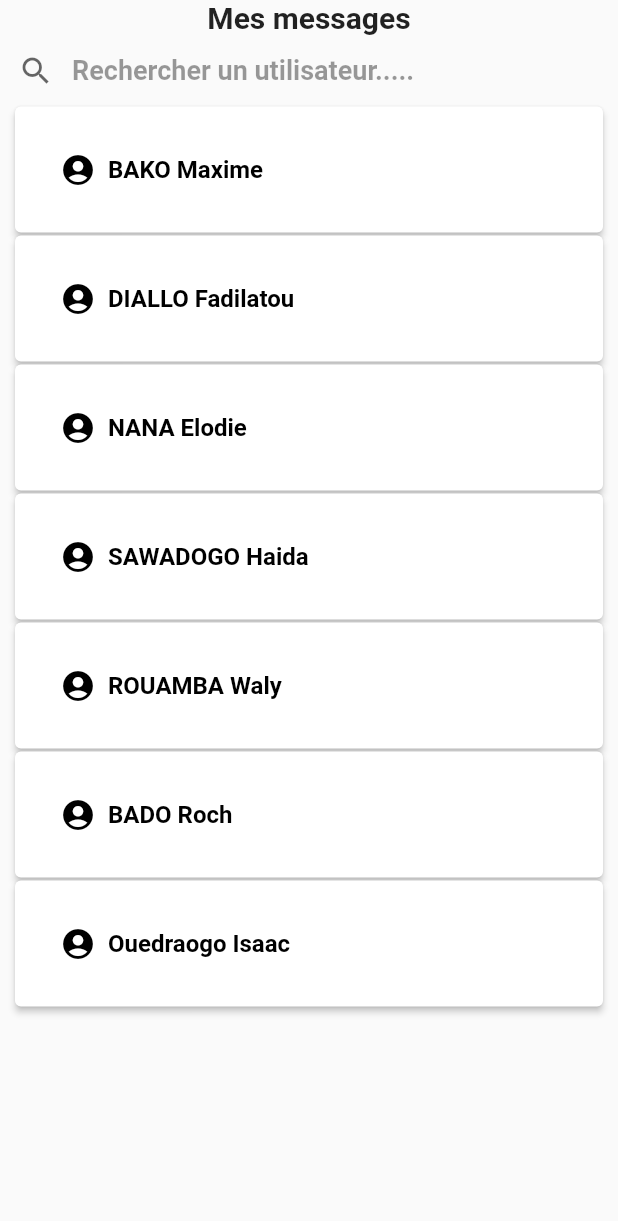
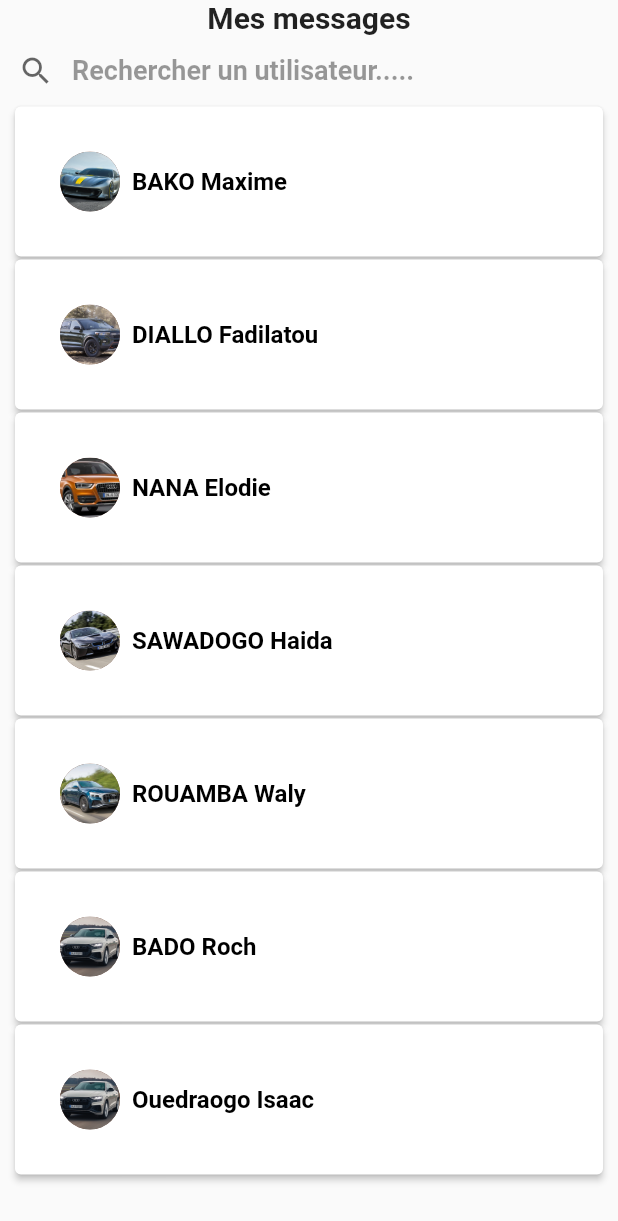
Before and after one commit to ILBOUDO-hub/faso, a Flutter app: the Message screen opened directly, on a phone screen of 412 x 824 dp. Shown: the top 1221 px of the screen. Run offline on Flutter 3.47's test engine with Material 2 defaults, Android fonts, the light colour scheme and no system bars; our stand-ins replace firebase_auth, image_picker; missing offline and left inert: chat_list, whatsapp_unilink; accounts and stored records are empty.

Commit message:
Message Image

```diff
--- a/lib/screens/categories/immobilier.dart
+++ b/lib/screens/categories/immobilier.dart
@@ -22,7 +22,7 @@ class _ImmobilierSate extends State<Immobilier> {
             ),
             categoriesWidget(),
             SizedBox(height: 10,),
-            Text('ImmobilierS',textAlign: TextAlign.center, style: TextStyle(fontSize: 20),),
+            Text('Immobiliers',textAlign: TextAlign.center, style: TextStyle(fontSize: 20),),
             ItemsWidget(),
           //  Annonces(),
 
--- a/lib/screens/message.dart
+++ b/lib/screens/message.dart
@@ -58,11 +58,20 @@ class _MessageState extends State<Message> {
                     });
                   }),
                   child: Row(
-                    children: const [
-                      Icon(
-                        Icons.account_circle,
-                        color: Colors.black,
+                    children: [
+                  ClipOval(
+                    child: Container(
+                      height: 40,
+                      width: 40,
+                      decoration: BoxDecoration(
+                        color: Colors.brown,
+                        image: DecorationImage(
+                          image: AssetImage("assets/categories/4.jpg",),
+                          fit: BoxFit.cover,
+                        ),
                       ),
+                    ),
+                    ),
                       Text(
                         '  BAKO Maxime',
                         style: TextStyle(
@@ -98,11 +107,20 @@ class _MessageState extends State<Message> {
                     });
                   }),
                   child: Row(
-                    children: const [
-                      Icon(
-                        Icons.account_circle,
-                        color: Colors.black,
+                    children: [
+                  ClipOval(
+                    child: Container(
+                      height: 40,
+                      width: 40,
+                      decoration: BoxDecoration(
+                        color: Colors.brown,
+                        image: DecorationImage(
+                          image: AssetImage("assets/categories/5.jpg",),
+                          fit: BoxFit.cover,
+                        ),
                       ),
+                    ),
+                    ),
                       Text(
                         '  DIALLO Fadilatou',
                         style: TextStyle(
@@ -138,11 +156,20 @@ class _MessageState extends State<Message> {
                     });
                   }),
                   child: Row(
-                    children: const [
-                      Icon(
-                        Icons.account_circle,
-                        color: Colors.black,
+                    children: [
+                  ClipOval(
+                    child: Container(
+                      height: 40,
+                      width: 40,
+                      decoration: BoxDecoration(
+                        color: Colors.brown,
+                        image: DecorationImage(
+                          image: AssetImage("assets/categories/3.jpg",),
+                          fit: BoxFit.cover,
+                        ),
                       ),
+                    ),
+                    ),
                       Text(
                         '  NANA Elodie',
                         style: TextStyle(
@@ -178,11 +205,20 @@ class _MessageState extends State<Message> {
                     });
                   }),
                   child: Row(
-                    children: const [
-                      Icon(
-                        Icons.account_circle,
-                        color: Colors.black,
+                    children: [
+                  ClipOval(
+                    child: Container(
+                      height: 40,
+                      width: 40,
+                      decoration: BoxDecoration(
+                        color: Colors.brown,
+                        image: DecorationImage(
+                          image: AssetImage("assets/categories/2.jpg",),
+                          fit: BoxFit.cover,
+                        ),
                       ),
+                    ),
+                    ),
                       Text(
                         '  SAWADOGO Haida',
                         style: TextStyle(
@@ -218,11 +254,20 @@ class _MessageState extends State<Message> {
                     });
                   }),
                   child: Row(
-                    children: const [
-                      Icon(
-                        Icons.account_circle,
-                        color: Colors.black,
+                    children: [
+                  ClipOval(
+                    child: Container(
+                      height: 40,
+                      width: 40,
+                      decoration: BoxDecoration(
+                        color: Colors.brown,
+                        image: DecorationImage(
+                          image: AssetImage("assets/categories/6.jpg",),
+                          fit: BoxFit.cover,
+                        ),
                       ),
+                    ),
+                    ),
                       Text(
                         '  ROUAMBA Waly',
                         style: TextStyle(
@@ -258,11 +303,20 @@ class _MessageState extends State<Message> {
                     });
                   }),
                   child: Row(
-                    children: const [
-                      Icon(
-                        Icons.account_circle,
-                        color: Colors.black,
+                    children: [
+                  ClipOval(
+                    child: Container(
+                      height: 40,
+                      width: 40,
+                      decoration: BoxDecoration(
+                        color: Colors.brown,
+                        image: DecorationImage(
+                          image: AssetImage("assets/categories/1.jpg",),
+                          fit: BoxFit.cover,
+                        ),
                       ),
+                    ),
+                    ),
                       Text(
                         '  BADO Roch',
                         style: TextStyle(
@@ -298,11 +352,20 @@ class _MessageState extends State<Message> {
                     });
                   }),
                   child: Row(
-                    children: const [
-                      Icon(
-                        Icons.account_circle,
-                        color: Colors.black,
+                    children: [
+                  ClipOval(
+                    child: Container(
+                      height: 40,
+                      width: 40,
+                      decoration: BoxDecoration(
+                        color: Colors.brown,
+                        image: DecorationImage(
+                          image: AssetImage("assets/categories/1.jpg",),
+                          fit: BoxFit.cover,
+                        ),
                       ),
+                    ),
+                    ),
                       Text(
                         '  Ouedraogo Isaac',
                         style: TextStyle(
```
